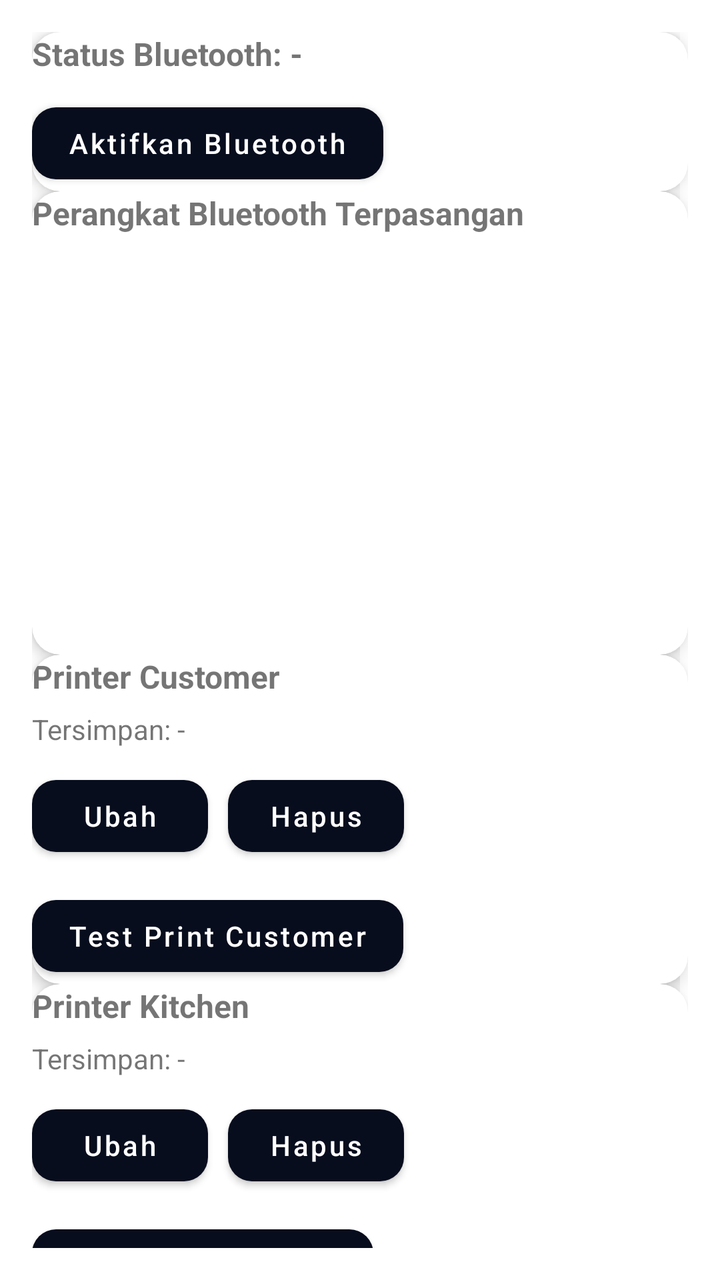
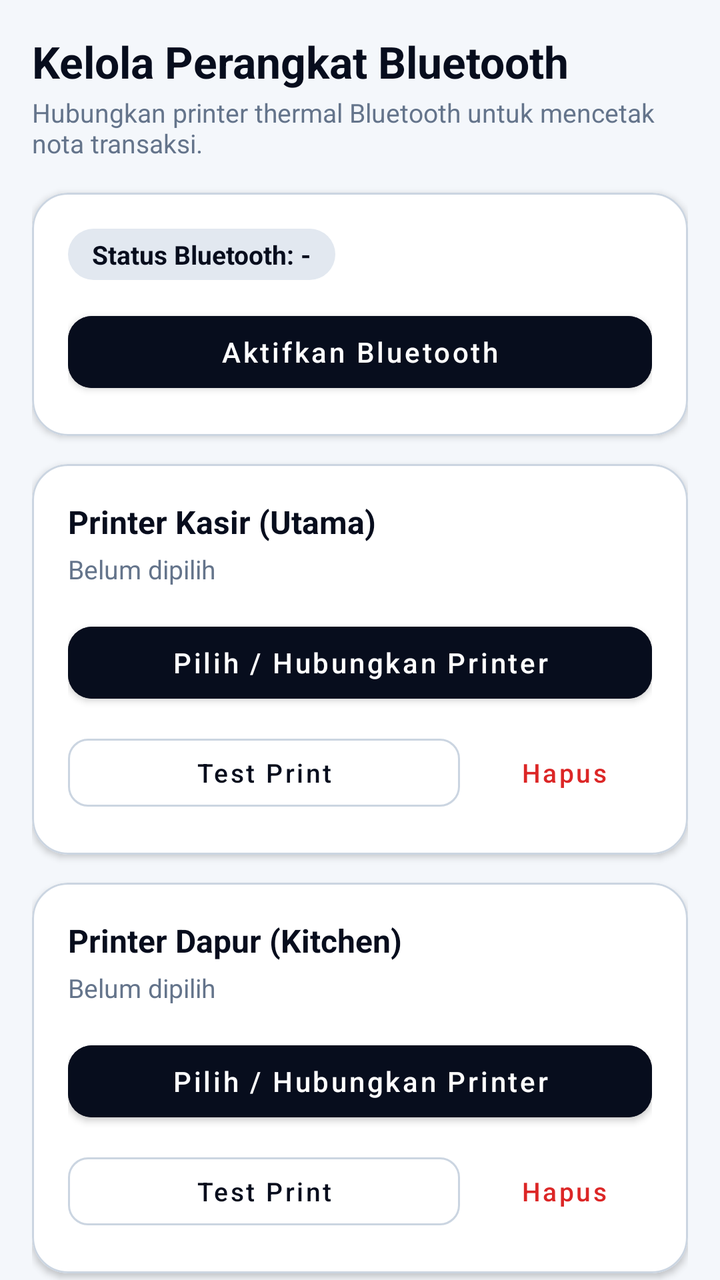

An Android layout rendered at two revisions. The XML below is the earlier revision; the diff shows what the commit changed to produce the second picture.
<!-- AndroidManifest.xml: application theme Theme.AJOPOS -->
<!-- res/layout/fragment_device_manager.xml -->
<?xml version="1.0" encoding="utf-8"?>
<ScrollView xmlns:android="http://schemas.android.com/apk/res/android"
    xmlns:card_view="http://schemas.android.com/apk/res-auto"
    android:layout_width="match_parent"
    android:layout_height="match_parent"
    android:padding="16dp">

    <LinearLayout
        android:layout_width="match_parent"
        android:layout_height="wrap_content"
        android:orientation="vertical"
        android:spacing="12dp">

        
        <androidx.cardview.widget.CardView
            android:layout_width="match_parent"
            android:layout_height="wrap_content"
            card_view:cardCornerRadius="14dp"
            card_view:cardElevation="4dp"
            android:padding="16dp">

            <LinearLayout
                android:layout_width="match_parent"
                android:layout_height="wrap_content"
                android:orientation="vertical">

                <TextView
                    android:id="@+id/tvStatusBluetooth"
                    android:layout_width="wrap_content"
                    android:layout_height="wrap_content"
                    android:text="Status Bluetooth: -"
                    android:textStyle="bold"
                    android:textSize="16sp" />
                <Button
                    android:id="@+id/btnToggleBluetooth"
                    android:layout_width="wrap_content"
                    android:layout_height="wrap_content"
                    android:layout_marginTop="10dp"
                    android:text="Aktifkan Bluetooth" />

            </LinearLayout>

        </androidx.cardview.widget.CardView>


        
        <androidx.cardview.widget.CardView
            android:layout_width="match_parent"
            android:layout_height="wrap_content"
            card_view:cardCornerRadius="14dp"
            card_view:cardElevation="4dp"
            android:padding="16dp">

            <LinearLayout
                android:layout_width="match_parent"
                android:layout_height="wrap_content"
                android:orientation="vertical">

                <TextView
                    android:layout_width="wrap_content"
                    android:layout_height="wrap_content"
                    android:text="Perangkat Bluetooth Terpasangan"
                    android:textStyle="bold"
                    android:textSize="16sp" />

                <ListView
                    android:id="@+id/listPairedDevices"
                    android:layout_width="match_parent"
                    android:layout_height="200dp"
                    android:layout_marginTop="10dp"
                    android:dividerHeight="1dp" />

            </LinearLayout>

        </androidx.cardview.widget.CardView>


        
        <androidx.cardview.widget.CardView
            android:layout_width="match_parent"
            android:layout_height="wrap_content"
            card_view:cardCornerRadius="14dp"
            card_view:cardElevation="4dp"
            android:padding="16dp">

            <LinearLayout
                android:layout_width="match_parent"
                android:layout_height="wrap_content"
                android:orientation="vertical">

                <TextView
                    android:layout_width="wrap_content"
                    android:layout_height="wrap_content"
                    android:text="Printer Customer"
                    android:textStyle="bold"
                    android:textSize="16sp" />

                <TextView
                    android:id="@+id/tvPrinterCustomer"
                    android:layout_width="wrap_content"
                    android:layout_height="wrap_content"
                    android:text="Tersimpan: -"
                    android:layout_marginTop="6dp" />

                <LinearLayout
                    android:layout_width="match_parent"
                    android:layout_height="wrap_content"
                    android:orientation="horizontal"
                    android:layout_marginTop="10dp">

                    <Button
                        android:id="@+id/btnUbahPrinterCustomer"
                        android:layout_width="wrap_content"
                        android:layout_height="wrap_content"
                        android:text="Ubah" />

                    <Button
                        android:id="@+id/btnHapusPrinterCustomer"
                        android:layout_width="wrap_content"
                        android:layout_height="wrap_content"
                        android:text="Hapus"
                        android:layout_marginStart="10dp" />
                </LinearLayout>

                <Button
                    android:id="@+id/btnTestPrintCustomer"
                    android:layout_width="wrap_content"
                    android:layout_height="wrap_content"
                    android:text="Test Print Customer"
                    android:layout_marginTop="12dp" />

            </LinearLayout>

        </androidx.cardview.widget.CardView>


        
        <androidx.cardview.widget.CardView
            android:layout_width="match_parent"
            android:layout_height="wrap_content"
            card_view:cardCornerRadius="14dp"
            card_view:cardElevation="4dp"
            android:padding="16dp">

            <LinearLayout
                android:layout_width="match_parent"
                android:layout_height="wrap_content"
                android:orientation="vertical">

                <TextView
                    android:layout_width="wrap_content"
                    android:layout_height="wrap_content"
                    android:text="Printer Kitchen"
                    android:textStyle="bold"
                    android:textSize="16sp" />

                <TextView
                    android:id="@+id/tvPrinterKitchen"
                    android:layout_width="wrap_content"
                    android:layout_height="wrap_content"
                    android:text="Tersimpan: -"
                    android:layout_marginTop="6dp" />

                <LinearLayout
                    android:layout_width="match_parent"
                    android:layout_height="wrap_content"
                    android:orientation="horizontal"
                    android:layout_marginTop="10dp">

                    <Button
                        android:id="@+id/btnUbahPrinterKitchen"
                        android:layout_width="wrap_content"
                        android:layout_height="wrap_content"
                        android:text="Ubah" />

                    <Button
                        android:id="@+id/btnHapusPrinterKitchen"
                        android:layout_width="wrap_content"
                        android:layout_height="wrap_content"
                        android:text="Hapus"
                        android:layout_marginStart="10dp" />
                </LinearLayout>

                <Button
                    android:id="@+id/btnTestPrintKitchen"
                    android:layout_width="wrap_content"
                    android:layout_height="wrap_content"
                    android:text="Test Print Kitchen"
                    android:layout_marginTop="12dp" />

            </LinearLayout>

        </androidx.cardview.widget.CardView>

    </LinearLayout>

</ScrollView>
<!-- resources referenced by this layout -->
<resources>
  <style name="Theme.AJOPOS" parent="Theme.MaterialComponents.DayNight.NoActionBar">
  
          <item name="android:forceDarkAllowed" tools:targetApi="29">false</item>
  
          
          <item name="colorPrimary">@color/primary</item>
          <item name="colorPrimaryVariant">@color/primary2</item>
          <item name="colorOnPrimary">@color/on_primary</item>
          <item name="colorSecondary">@color/secondary</item>
          <item name="colorOnSecondary">@color/on_primary</item>
  
          
          <item name="colorControlNormal">#FFFFFF</item>
          <item name="drawerArrowStyle">@style/Widget.AJOPOS.DrawerArrow</item>
  
          
          <item name="colorSurface">@color/surface</item>
          <item name="backgroundColor">@color/background</item>
          <item name="android:statusBarColor">@color/header_bg</item>
  
          
          <item name="materialButtonStyle">@style/Widget.AJOPOS.Button</item>
      </style>
  <color name="primary">#070D1D</color>
  <color name="primary2">#182B50</color>
  <color name="on_primary">#FFFFFF</color>
  <color name="secondary">#254173</color>
  <style name="Widget.AJOPOS.DrawerArrow" parent="Widget.AppCompat.DrawerArrowToggle">
          <item name="color">#FFFFFF</item>
      </style>
  <color name="surface">#FFFFFF</color>
  <color name="background">#F4F7FB</color>
  <color name="header_bg">#070D1D</color>
  <style name="Widget.AJOPOS.Button" parent="Widget.MaterialComponents.Button">
          <item name="cornerRadius">12dp</item>
          <item name="android:paddingLeft">18dp</item>
          <item name="android:paddingRight">18dp</item>
          <item name="android:textAllCaps">false</item>
      </style>
</resources>

<!-- the commit's change to res/layout/fragment_device_manager.xml (unified diff, before → after) -->
@@ -1,197 +1,288 @@
 <?xml version="1.0" encoding="utf-8"?>
-<ScrollView xmlns:android="http://schemas.android.com/apk/res/android"
-    xmlns:card_view="http://schemas.android.com/apk/res-auto"
+<androidx.core.widget.NestedScrollView xmlns:android="http://schemas.android.com/apk/res/android"
+    xmlns:app="http://schemas.android.com/apk/res-auto"
+    xmlns:tools="http://schemas.android.com/tools"
     android:layout_width="match_parent"
     android:layout_height="match_parent"
-    android:padding="16dp">
+    android:background="@color/background"
+    android:fillViewport="true">
 
     <LinearLayout
         android:layout_width="match_parent"
         android:layout_height="wrap_content"
         android:orientation="vertical"
-        android:spacing="12dp">
-
-        
-        <androidx.cardview.widget.CardView
-            android:layout_width="match_parent"
-            android:layout_height="wrap_content"
-            card_view:cardCornerRadius="14dp"
-            card_view:cardElevation="4dp"
-            android:padding="16dp">
-
-            <LinearLayout
-                android:layout_width="match_parent"
-                android:layout_height="wrap_content"
-                android:orientation="vertical">
+        android:padding="16dp">
+
+        
+        <TextView
+            android:layout_width="wrap_content"
+            android:layout_height="wrap_content"
+            android:text="Kelola Perangkat Bluetooth"
+            android:textColor="@color/on_surface"
+            android:textSize="22sp"
+            android:textStyle="bold" />
+
+        <TextView
+            android:layout_width="match_parent"
+            android:layout_height="wrap_content"
+            android:layout_marginTop="2dp"
+            android:layout_marginBottom="16dp"
+            android:text="Hubungkan printer thermal Bluetooth untuk mencetak nota transaksi."
+            android:textColor="@color/text_secondary"
+            android:textSize="13sp" />
+
+        
+        <com.google.android.material.card.MaterialCardView
+            android:layout_width="match_parent"
+            android:layout_height="wrap_content"
+            android:layout_marginBottom="14dp"
+            app:cardBackgroundColor="@color/surface"
+            app:cardCornerRadius="18dp"
+            app:cardElevation="2dp"
+            app:strokeColor="@color/outline"
+            app:strokeWidth="1dp">
+
+            <LinearLayout
+                android:layout_width="match_parent"
+                android:layout_height="wrap_content"
+                android:orientation="vertical"
+                android:padding="18dp">
 
                 <TextView
                     android:id="@+id/tvStatusBluetooth"
                     android:layout_width="wrap_content"
                     android:layout_height="wrap_content"
+                    android:background="@drawable/bg_version_badge"
+                    android:paddingHorizontal="12dp"
+                    android:paddingVertical="4dp"
                     android:text="Status Bluetooth: -"
-                    android:textStyle="bold"
-                    android:textSize="16sp" />
-                <Button
+                    android:textColor="@color/on_surface"
+                    android:textSize="13sp"
+                    android:textStyle="bold" />
+
+                <com.google.android.material.button.MaterialButton
                     android:id="@+id/btnToggleBluetooth"
-                    android:layout_width="wrap_content"
-                    android:layout_height="wrap_content"
-                    android:layout_marginTop="10dp"
-                    android:text="Aktifkan Bluetooth" />
-
-            </LinearLayout>
-
-        </androidx.cardview.widget.CardView>
-
-
-        
-        <androidx.cardview.widget.CardView
-            android:layout_width="match_parent"
-            android:layout_height="wrap_content"
-            card_view:cardCornerRadius="14dp"
-            card_view:cardElevation="4dp"
-            android:padding="16dp">
-
-            <LinearLayout
-                android:layout_width="match_parent"
-                android:layout_height="wrap_content"
-                android:orientation="vertical">
-
-                <TextView
-                    android:layout_width="wrap_content"
-                    android:layout_height="wrap_content"
-                    android:text="Perangkat Bluetooth Terpasangan"
-                    android:textStyle="bold"
-                    android:textSize="16sp" />
+                    android:layout_width="match_parent"
+                    android:layout_height="48dp"
+                    android:layout_marginTop="12dp"
+                    android:backgroundTint="@color/header_bg"
+                    android:text="Aktifkan Bluetooth"
+                    android:textAllCaps="false"
+                    android:textColor="@color/header_on"
+                    android:textSize="14sp"
+                    app:cornerRadius="12dp" />
+
+            </LinearLayout>
+        </com.google.android.material.card.MaterialCardView>
+
+        
+        <com.google.android.material.card.MaterialCardView
+            android:layout_width="match_parent"
+            android:layout_height="wrap_content"
+            android:layout_marginBottom="14dp"
+            app:cardBackgroundColor="@color/surface"
+            app:cardCornerRadius="18dp"
+            app:cardElevation="2dp"
+            app:strokeColor="@color/outline"
+            app:strokeWidth="1dp">
+
+            <LinearLayout
+                android:layout_width="match_parent"
+                android:layout_height="wrap_content"
+                android:orientation="vertical"
+                android:padding="18dp">
+
+                <TextView
+                    android:layout_width="wrap_content"
+                    android:layout_height="wrap_content"
+                    android:text="Printer Kasir (Utama)"
+                    android:textColor="@color/on_surface"
+                    android:textSize="16sp"
+                    android:textStyle="bold" />
+
+                <TextView
+                    android:id="@+id/tvPrinterCustomer"
+                    android:layout_width="wrap_content"
+                    android:layout_height="wrap_content"
+                    android:layout_marginTop="4dp"
+                    android:layout_marginBottom="14dp"
+                    android:text="Belum dipilih"
+                    android:textColor="@color/text_secondary"
+                    android:textSize="13sp" />
+
+                
+                <com.google.android.material.button.MaterialButton
+                    android:id="@+id/btnUbahPrinterCustomer"
+                    android:layout_width="match_parent"
+                    android:layout_height="48dp"
+                    android:backgroundTint="@color/header_bg"
+                    android:text="Pilih / Hubungkan Printer"
+                    android:textAllCaps="false"
+                    android:textColor="@color/header_on"
+                    android:textSize="14sp"
+                    app:cornerRadius="12dp" />
+
+                <LinearLayout
+                    android:layout_width="match_parent"
+                    android:layout_height="wrap_content"
+                    android:layout_marginTop="8dp"
+                    android:orientation="horizontal">
+
+                    <com.google.android.material.button.MaterialButton
+                        android:id="@+id/btnTestPrintCustomer"
+                        style="@style/Widget.MaterialComponents.Button.OutlinedButton"
+                        android:layout_width="0dp"
+                        android:layout_height="46dp"
+                        android:layout_weight="1"
+                        android:text="Test Print"
+                        android:textAllCaps="false"
+                        android:textColor="@color/on_surface"
+                        android:textSize="13sp"
+                        app:cornerRadius="10dp"
+                        app:strokeColor="@color/outline" />
+
+                    <com.google.android.material.button.MaterialButton
+                        android:id="@+id/btnHapusPrinterCustomer"
+                        style="@style/Widget.MaterialComponents.Button.TextButton"
+                        android:layout_width="wrap_content"
+                        android:layout_height="46dp"
+                        android:layout_marginStart="8dp"
+                        android:text="Hapus"
+                        android:textAllCaps="false"
+                        android:textColor="@color/error"
+                        android:textSize="13sp" />
+                </LinearLayout>
+
+            </LinearLayout>
+        </com.google.android.material.card.MaterialCardView>
+
+        
+        <com.google.android.material.card.MaterialCardView
+            android:layout_width="match_parent"
+            android:layout_height="wrap_content"
+            android:layout_marginBottom="14dp"
+            app:cardBackgroundColor="@color/surface"
+            app:cardCornerRadius="18dp"
+            app:cardElevation="2dp"
+            app:strokeColor="@color/outline"
+            app:strokeWidth="1dp">
+
+            <LinearLayout
+                android:layout_width="match_parent"
+                android:layout_height="wrap_content"
+                android:orientation="vertical"
+                android:padding="18dp">
+
+                <TextView
+                    android:layout_width="wrap_content"
+                    android:layout_height="wrap_content"
+                    android:text="Printer Dapur (Kitchen)"
+                    android:textColor="@color/on_surface"
+                    android:textSize="16sp"
+                    android:textStyle="bold" />
+
+                <TextView
+                    android:id="@+id/tvPrinterKitchen"
+                    android:layout_width="wrap_content"
+                    android:layout_height="wrap_content"
+                    android:layout_marginTop="4dp"
+                    android:layout_marginBottom="14dp"
+                    android:text="Belum dipilih"
+                    android:textColor="@color/text_secondary"
+                    android:textSize="13sp" />
+
+                
+                <com.google.android.material.button.MaterialButton
+                    android:id="@+id/btnUbahPrinterKitchen"
+                    android:layout_width="match_parent"
+                    android:layout_height="48dp"
+                    android:backgroundTint="@color/header_bg"
+                    android:text="Pilih / Hubungkan Printer"
+                    android:textAllCaps="false"
+                    android:textColor="@color/header_on"
+                    android:textSize="14sp"
+                    app:cornerRadius="12dp" />
+
+                <LinearLayout
+                    android:layout_width="match_parent"
+                    android:layout_height="wrap_content"
+                    android:layout_marginTop="8dp"
+                    android:orientation="horizontal">
+
+                    <com.google.android.material.button.MaterialButton
+                        android:id="@+id/btnTestPrintKitchen"
+                        style="@style/Widget.MaterialComponents.Button.OutlinedButton"
+                        android:layout_width="0dp"
+                        android:layout_height="46dp"
+                        android:layout_weight="1"
+                        android:text="Test Print"
+                        android:textAllCaps="false"
+                        android:textColor="@color/on_surface"
+                        android:textSize="13sp"
+                        app:cornerRadius="10dp"
+                        app:strokeColor="@color/outline" />
+
+                    <com.google.android.material.button.MaterialButton
+                        android:id="@+id/btnHapusPrinterKitchen"
+                        style="@style/Widget.MaterialComponents.Button.TextButton"
+                        android:layout_width="wrap_content"
+                        android:layout_height="46dp"
+                        android:layout_marginStart="8dp"
+                        android:text="Hapus"
+                        android:textAllCaps="false"
+                        android:textColor="@color/error"
+                        android:textSize="13sp" />
+                </LinearLayout>
+
+            </LinearLayout>
+        </com.google.android.material.card.MaterialCardView>
+
+        
+        <com.google.android.material.card.MaterialCardView
+            android:layout_width="match_parent"
+            android:layout_height="wrap_content"
+            android:layout_marginBottom="16dp"
+            app:cardBackgroundColor="@color/surface"
+            app:cardCornerRadius="18dp"
+            app:cardElevation="2dp"
+            app:strokeColor="@color/outline"
+            app:strokeWidth="1dp">
+
+            <LinearLayout
+                android:layout_width="match_parent"
+                android:layout_height="wrap_content"
+                android:orientation="vertical"
+                android:padding="18dp">
+
+                <TextView
+                    android:layout_width="wrap_content"
+                    android:layout_height="wrap_content"
+                    android:text="Perangkat Bluetooth Terpasang"
+                    android:textColor="@color/on_surface"
+                    android:textSize="16sp"
+                    android:textStyle="bold" />
+
+                <TextView
+                    android:layout_width="match_parent"
+                    android:layout_height="wrap_content"
+                    android:layout_marginTop="2dp"
+                    android:layout_marginBottom="12dp"
+                    android:text="Sentuh perangkat untuk menentukan role printer cepat."
+                    android:textColor="@color/text_secondary"
+                    android:textSize="12sp" />
 
                 <ListView
                     android:id="@+id/listPairedDevices"
                     android:layout_width="match_parent"
-                    android:layout_height="200dp"
-                    android:layout_marginTop="10dp"
-                    android:dividerHeight="1dp" />
-
-            </LinearLayout>
-
-        </androidx.cardview.widget.CardView>
-
-
-        
-        <androidx.cardview.widget.CardView
-            android:layout_width="match_parent"
-            android:layout_height="wrap_content"
-            card_view:cardCornerRadius="14dp"
-            card_view:cardElevation="4dp"
-            android:padding="16dp">
-
-            <LinearLayout
-                android:layout_width="match_parent"
-                android:layout_height="wrap_content"
-                android:orientation="vertical">
-
-                <TextView
-                    android:layout_width="wrap_content"
-                    android:layout_height="wrap_content"
-                    android:text="Printer Customer"
-                    android:textStyle="bold"
-                    android:textSize="16sp" />
-
-                <TextView
-                    android:id="@+id/tvPrinterCustomer"
-                    android:layout_width="wrap_content"
-                    android:layout_height="wrap_content"
-                    android:text="Tersimpan: -"
-                    android:layout_marginTop="6dp" />
-
-                <LinearLayout
-                    android:layout_width="match_parent"
-                    android:layout_height="wrap_content"
-                    android:orientation="horizontal"
-                    android:layout_marginTop="10dp">
-
-                    <Button
-                        android:id="@+id/btnUbahPrinterCustomer"
-                        android:layout_width="wrap_content"
-                        android:layout_height="wrap_content"
-                        android:text="Ubah" />
-
-                    <Button
-                        android:id="@+id/btnHapusPrinterCustomer"
-                        android:layout_width="wrap_content"
-                        android:layout_height="wrap_content"
-                        android:text="Hapus"
-                        android:layout_marginStart="10dp" />
-                </LinearLayout>
-
-                <Button
-                    android:id="@+id/btnTestPrintCustomer"
-                    android:layout_width="wrap_content"
-                    android:layout_height="wrap_content"
-                    android:text="Test Print Customer"
-                    android:layout_marginTop="12dp" />
-
-            </LinearLayout>
-
-        </androidx.cardview.widget.CardView>
-
-
-        
-        <androidx.cardview.widget.CardView
-            android:layout_width="match_parent"
-            android:layout_height="wrap_content"
-            card_view:cardCornerRadius="14dp"
-            card_view:cardElevation="4dp"
-            android:padding="16dp">
-
-            <LinearLayout
-                android:layout_width="match_parent"
-                android:layout_height="wrap_content"
-                android:orientation="vertical">
-
-                <TextView
-                    android:layout_width="wrap_content"
-                    android:layout_height="wrap_content"
-                    android:text="Printer Kitchen"
-                    android:textStyle="bold"
-                    android:textSize="16sp" />
-
-                <TextView
-                    android:id="@+id/tvPrinterKitchen"
-                    android:layout_width="wrap_content"
-                    android:layout_height="wrap_content"
-                    android:text="Tersimpan: -"
-                    android:layout_marginTop="6dp" />
-
-                <LinearLayout
-                    android:layout_width="match_parent"
-                    android:layout_height="wrap_content"
-                    android:orientation="horizontal"
-                    android:layout_marginTop="10dp">
-
-                    <Button
-                        android:id="@+id/btnUbahPrinterKitchen"
-                        android:layout_width="wrap_content"
-                        android:layout_height="wrap_content"
-                        android:text="Ubah" />
-
-                    <Button
-                        android:id="@+id/btnHapusPrinterKitchen"
-                        android:layout_width="wrap_content"
-                        android:layout_height="wrap_content"
-                        android:text="Hapus"
-                        android:layout_marginStart="10dp" />
-                </LinearLayout>
-
-                <Button
-                    android:id="@+id/btnTestPrintKitchen"
-                    android:layout_width="wrap_content"
-                    android:layout_height="wrap_content"
-                    android:text="Test Print Kitchen"
-                    android:layout_marginTop="12dp" />
-
-            </LinearLayout>
-
-        </androidx.cardview.widget.CardView>
+                    android:layout_height="220dp"
+                    android:divider="@color/outline"
+                    android:dividerHeight="1dp"
+                    android:nestedScrollingEnabled="true"
+                    tools:listitem="@layout/item_bluetooth_device" />
+
+            </LinearLayout>
+        </com.google.android.material.card.MaterialCardView>
 
     </LinearLayout>
 
-</ScrollView>
+</androidx.core.widget.NestedScrollView>
<!-- resource entries referenced after the edit -->
@@ -23,6 +23,7 @@
           
           <item name="materialButtonStyle">@style/Widget.AJOPOS.Button</item>
       </style>
+  <color name="highlight">#E2E8F0</color>
   <color name="primary">#070D1D</color>
   <color name="primary2">#182B50</color>
   <color name="on_primary">#FFFFFF</color>
@@ -31,8 +32,18 @@
           <item name="color">#FFFFFF</item>
       </style>
   <color name="surface">#FFFFFF</color>
+  <color name="text_secondary">#64748B</color>
+  <!-- drawable bg_version_badge (drawable) -->
+  <shape xmlns:android="http://schemas.android.com/apk/res/android">
+      <solid android:color="@color/highlight" />
+      <corners android:radius="20dp" />
+  </shape>
   <color name="background">#F4F7FB</color>
+  <color name="error">#DC2626</color>
   <color name="header_bg">#070D1D</color>
+  <color name="header_on">#FFFFFF</color>
+  <color name="on_surface">#070D1D</color>
+  <color name="outline">#CBD5E1</color>
   <style name="Widget.AJOPOS.Button" parent="Widget.MaterialComponents.Button">
           <item name="cornerRadius">12dp</item>
           <item name="android:paddingLeft">18dp</item>
